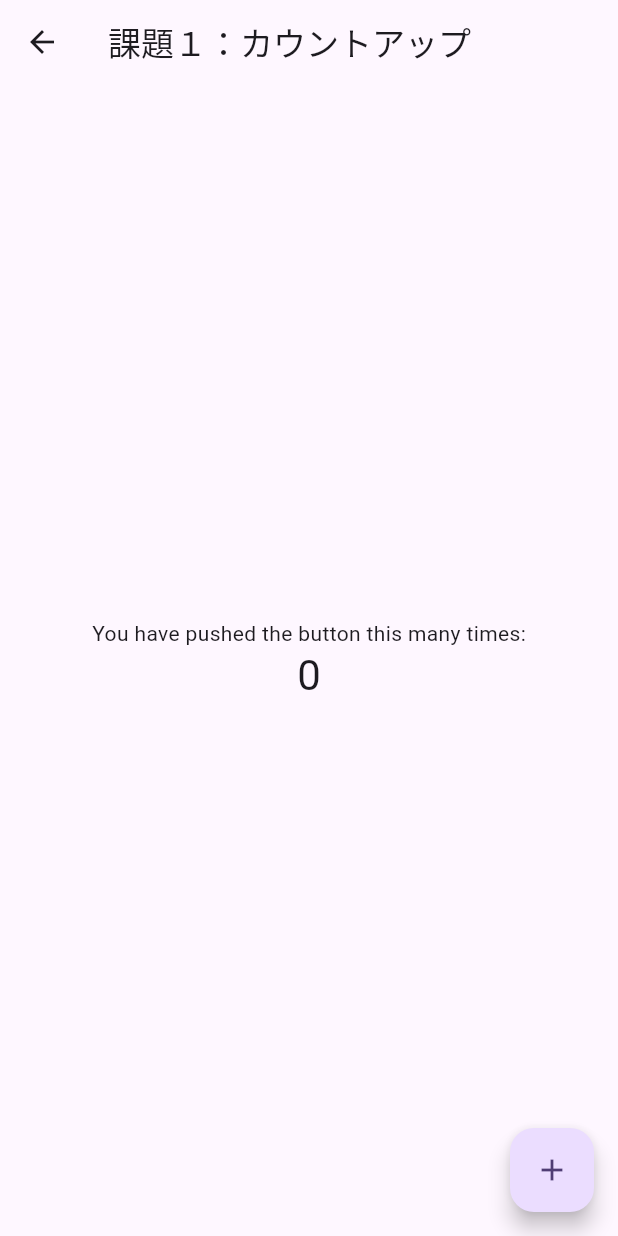
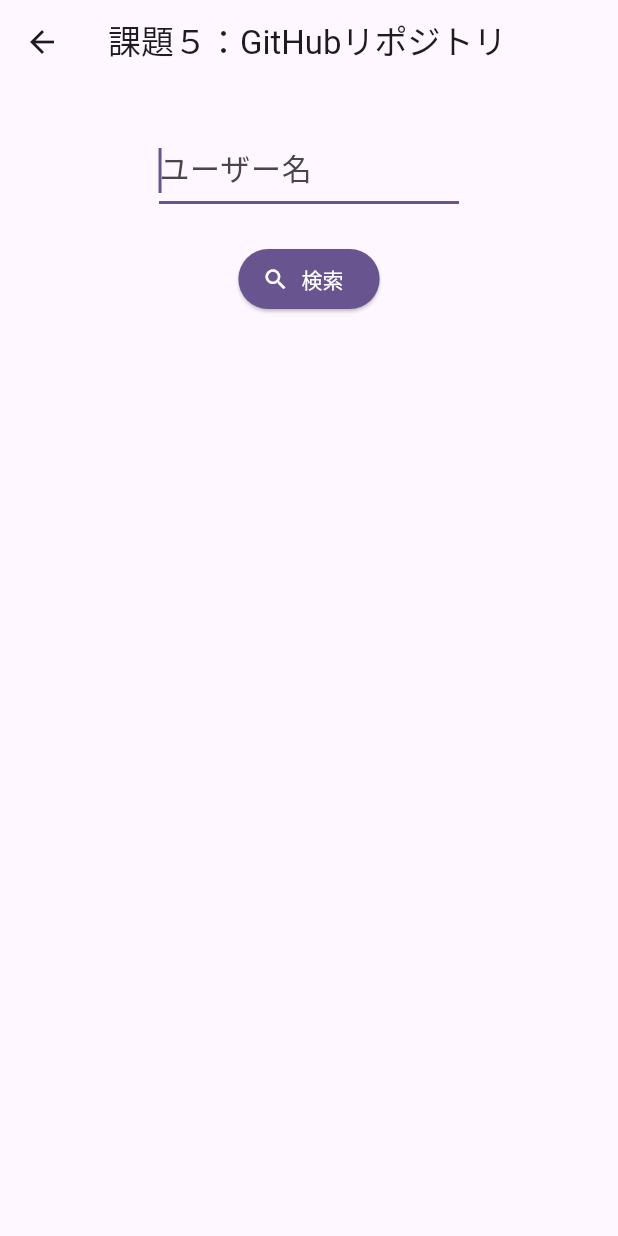
Before and after one commit to retail-oukaku/flutter_study, a Flutter app: the screen it shows after launch, after a tap on "課題5", on a phone screen of 412 x 824 dp. Run offline on Flutter 3.47's test engine with Material 2 defaults, Android fonts, the phone set to English and light mode, and no system bars; our stand-ins replace dio, retrofit, webview_flutter; missing offline and left inert: flutter_barcode_scanner; generated files the repository leaves out were written again.

Commit message:
課題5. GitHub APIを利用して、指定したリポジトリの情報を取得し、リスト形式で表示するアプリを作成する (#20)
* add oss

* add test code.

* add userlist

* add Freezed

* update UI

* fix warning

* fix　UI

* Freezedを削除

* fix warning

* change file/class name

* 指摘の対応：switchで管理に修正

* 指摘の対応
force-unwrap

* 指摘の対応：switchでに修正

* 指摘の対応：nullのチェック修正

* spaceを修正

* 指摘の対応：nullのチェック修正

* ネストが減るため

* 指摘の対応
force-unwrap
switchでチェック

* spaceを追加

* change the name

* delete widget list

* formart

* 指摘の修正
テストを削除

* iconのsizeに修正

```diff
--- /dev/null
+++ b/lib/kadai5/models/owner.dart
@@ -0,0 +1,25 @@
+
+// ignore_for_file: non_constant_identifier_names
+
+import 'package:flutter/cupertino.dart';
+import 'package:json_annotation/json_annotation.dart';
+
+part 'owner.g.dart';
+
+@immutable
+@JsonSerializable(fieldRename: FieldRename.snake)
+class Owner {
+
+  const Owner({
+    required this.login,
+    this.avatarUrl,
+  });
+
+  factory Owner.fromJson(Map<String,
+      dynamic> json,) => _$OwnerFromJson(json);
+
+  final String? avatarUrl;
+  final String login;
+
+  Map<String, dynamic> toJson() => _$OwnerToJson(this);
+}
--- /dev/null
+++ b/lib/kadai5/models/repository_model.dart
@@ -0,0 +1,47 @@
+
+// ignore_for_file: non_constant_identifier_names
+
+import 'package:flutter/cupertino.dart';
+import 'package:json_annotation/json_annotation.dart';
+
+import 'owner.dart';
+
+part 'repository_model.g.dart';
+
+@immutable
+@JsonSerializable(fieldRename: FieldRename.snake)
+class RepositoryModel {
+
+  const RepositoryModel({
+    required this.name,
+    this.description,
+    required this.watchers,
+    required this.stargazersCount,
+    this.language,
+    required this.hasIssues,
+    required this.openIssuesCount,
+    required this.forks,
+    this.defaultBranch,
+    required this.subscribersCount,
+    required this.allowForking,
+    required this.owner,
+  });
+
+  factory RepositoryModel.fromJson(Map<String,
+      dynamic> json,) => _$RepositoryModelFromJson(json);
+  final String name;
+  final String? description;
+  final int watchers;
+  final int stargazersCount;
+  final String? language;
+  final bool hasIssues;
+  final int openIssuesCount;
+  final int forks;
+  final String? defaultBranch;
+  final int subscribersCount;
+  final bool allowForking;
+  final Owner owner;
+  // Owner owner;
+
+  Map<String, dynamic> toJson() => _$RepositoryModelToJson(this);
+}
--- /dev/null
+++ b/lib/kadai5/models/user_model.dart
@@ -0,0 +1,28 @@
+
+import 'package:flutter/cupertino.dart';
+import 'package:json_annotation/json_annotation.dart';
+
+import 'owner.dart';
+
+part 'user_model.g.dart';
+
+@immutable
+@JsonSerializable(fieldRename: FieldRename.snake)
+class UserModel {
+
+  const UserModel({
+    required this.name,
+    required this.watchers,
+    this.description,
+    required this.owner,
+  });
+
+  factory UserModel.fromJson(Map<String,
+      dynamic> json,) => _$UserModelFromJson(json);
+  final String name;
+  final int watchers;
+  final String? description;
+  final Owner owner;
+
+  Map<String, dynamic> toJson() => _$UserModelToJson(this);
+}
--- /dev/null
+++ b/lib/kadai5/search_user_page.dart
@@ -0,0 +1,111 @@
+
+import 'package:flutter/material.dart';
+import 'package:flutter_web_test_project/kadai5/repository_list_page.dart';
+
+class SearchUserPage extends StatefulWidget {
+  const SearchUserPage({super.key});
+
+  @override
+  State<SearchUserPage> createState() => _SearchUserPageState();
+}
+
+class _SearchUserPageState extends State<SearchUserPage> {
+  final _itemController = TextEditingController();
+  @override
+  void initState() {
+    super.initState();
+  }
+
+  @override
+  void dispose() {
+    _itemController.dispose();
+    super.dispose();
+  }
+
+  @override
+  Widget build(BuildContext context) {
+    return MaterialApp(
+      theme: ThemeData(
+        useMaterial3: true,
+        colorScheme: ColorScheme.fromSeed(seedColor: Colors.deepPurple),
+      ),
+      title: 'Flutter layout demo',
+      home: Scaffold(
+        appBar: AppBar(
+          leading: IconButton(
+            icon: const Icon(Icons.arrow_back),
+            onPressed: () => {
+              Navigator.of(context).pop('Back')
+            },
+          ),
+          title: const Text('課題５：GitHubリポジトリ'),
+        ),
+        body: SafeArea(
+          child: GestureDetector(
+            onTap: () {
+              hideKeyboard(context);
+            },
+            child: Center(
+              child: _buildTopWidget(),
+            ),
+          ),
+        ),
+      ),
+    );
+  }
+
+  Widget _buildTopWidget(){
+    return Column(
+      children: [
+        const SizedBox(
+          height: 32,
+        ),
+        SizedBox(
+          width: 200,
+          height: 50,
+          child: TextField(
+            controller: _itemController,
+            autofocus: true,
+            style: const TextStyle(fontSize: 20),
+            decoration: const InputDecoration(
+              hintText: 'ユーザー名',
+            ),
+          ),
+        ),
+        const SizedBox(
+          height: 24,
+        ),
+        ElevatedButton.icon(
+          style: ElevatedButton.styleFrom(
+            foregroundColor: Theme.of(context).colorScheme.onPrimary,
+            backgroundColor: Theme.of(context).colorScheme.primary,
+          ),
+          onPressed: () {
+            if (_itemController.text.isEmpty){
+              return;
+            }
+            skipToRepositoryList(_itemController.text);
+          },
+          icon: const Icon(Icons.search),
+          label: const Text('検索'),
+        )
+      ],
+    );
+  }
+  void hideKeyboard(BuildContext context) {
+    final currentFocus = FocusScope.of(context);
+    if (!currentFocus.hasPrimaryFocus && currentFocus.focusedChild != null) {
+      FocusManager.instance.primaryFocus?.unfocus();
+    }
+  }
+
+  Future<void> skipToRepositoryList(String userName) async {
+    await Navigator.of(context).push(
+      MaterialPageRoute<dynamic>(
+        builder: (BuildContext context) {
+          return RepositoryListPage(userName: userName,);
+        },
+      ),
+    );
+  }
+}
--- /dev/null
+++ b/lib/kadai5/service/api_service.dart
@@ -0,0 +1,23 @@
+import 'package:dio/dio.dart';
+import 'package:flutter_web_test_project/kadai5/models/repository_model.dart';
+import 'package:retrofit/http.dart';
+
+import '../models/user_model.dart';
+
+part 'api_service.g.dart';
+
+@RestApi(baseUrl: 'https://api.github.com/')
+abstract class ApiService {
+  factory ApiService(Dio dio, {String baseUrl}) = _ApiService;
+
+  @GET('users/{userName}/repos')
+  Future<List<UserModel>> getReposList(
+      @Path('userName') String userName,
+      );
+
+  @GET('/repos/{owner}/{repo}')
+  Future<RepositoryModel> getRepos(
+      @Path('owner') String owner,
+      @Path('repo') String repo,
+      );
+}
--- a/lib/main.dart
+++ b/lib/main.dart
@@ -4,7 +4,9 @@ import 'kadai1/count_up_page.dart';
 
 import 'kadai2/todo_list_page.dart';
 import 'kadai3/stop_watch_page.dart';
+
 import 'kadai4/barcode_scan_page.dart';
+import 'kadai5/search_user_page.dart';
 
 void main() => runApp(const MyApp());
 
@@ -81,6 +83,8 @@ class Home extends StatelessWidget {
                   return const StopWatchPage();
                 case '課題4':
                   return const BarcodeScanPage();
+                case '課題5':
+                  return const SearchUserPage();
                 default:
                   return const CountUpPage();
               }
```
Also changed, not shown: lib/kadai5/repository_detail_page.dart (added, +209 -0 lines), lib/kadai5/repository_list_page.dart (added, +128 -0 lines), pubspec.yaml (+6 -1 lines), lib/kadai5/models/owner.g.dart (added), lib/kadai5/models/repository_model.g.dart (added), lib/kadai5/models/user_model.g.dart (added), lib/kadai5/service/api_service.g.dart (added).
